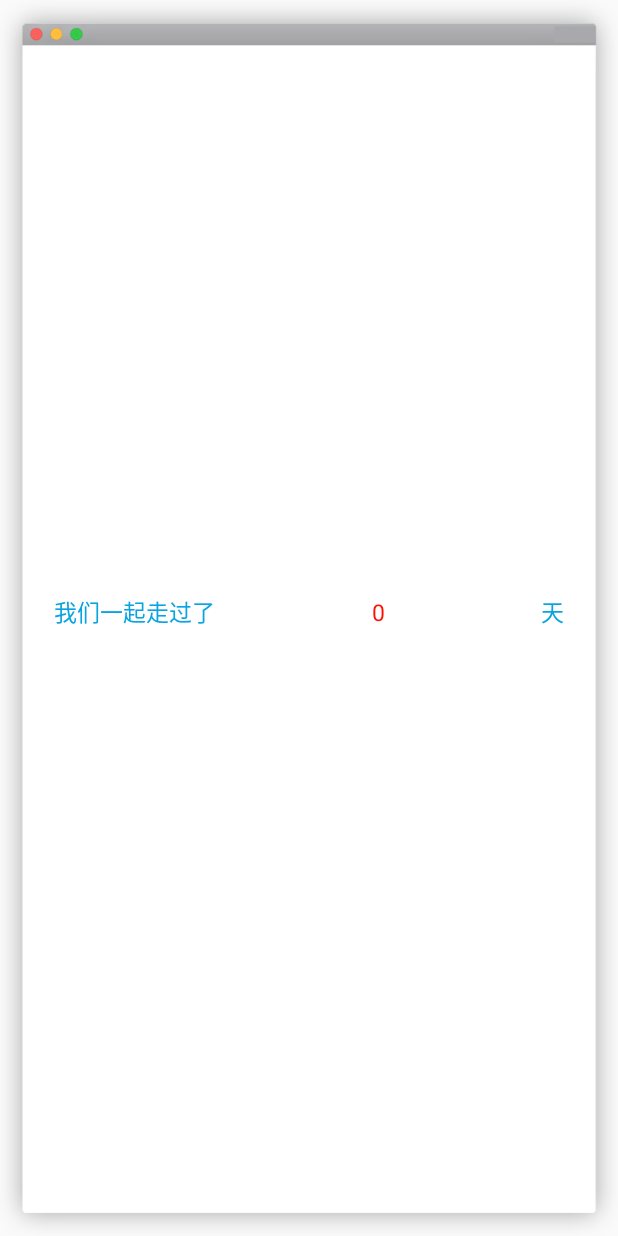
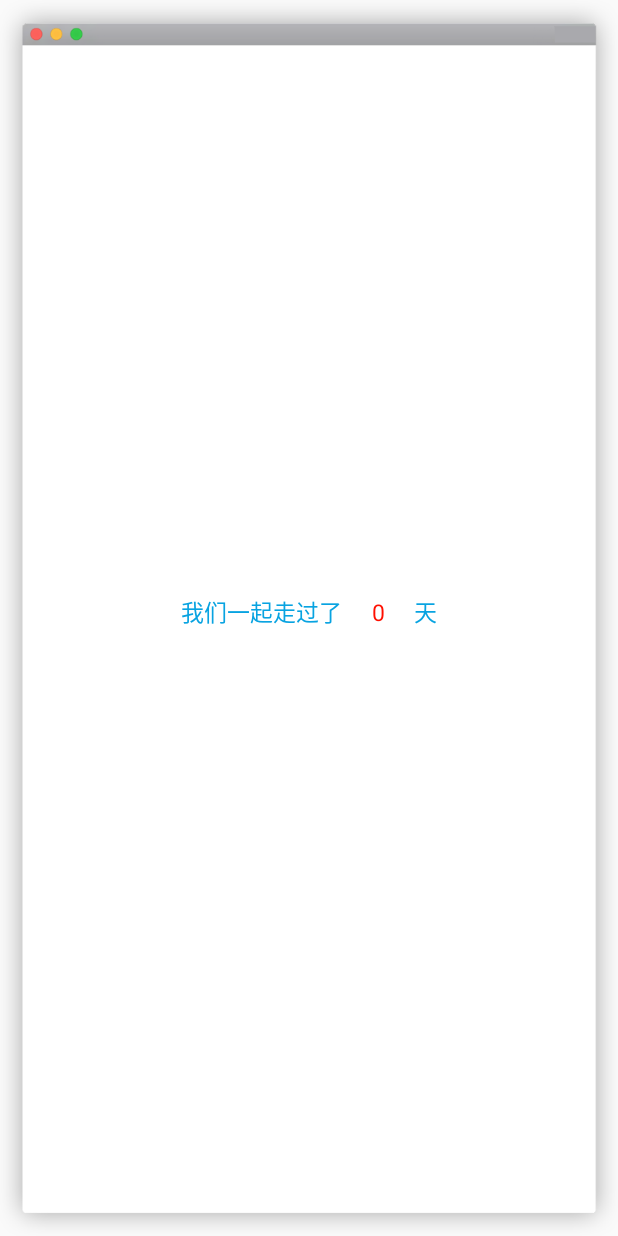
Before and after one commit to whywilson/WK, an Android app: the layout activity_love_counter.xml on its own in the app's theme, with its tools: preview values and no code run, on a phone screen of 412 x 824 dp. Run offline under Robolectric (Android 15) with nearby library versions, the light colour scheme and no system bars.

Commit message:
修改天数padding

```diff
--- a/app/src/main/res/layout/activity_love_counter.xml
+++ b/app/src/main/res/layout/activity_love_counter.xml
@@ -15,7 +15,8 @@
 		android:layout_height="wrap_content"
 		android:layout_width="match_parent"
 		android:orientation="horizontal"
-		android:id="@+id/ll_togetherDays">
+		android:id="@+id/ll_togetherDays"
+		android:gravity="center">
 
 		<TextView
 			android:id="@+id/tv_WeHaveBeen"
@@ -30,7 +31,7 @@
 
 		<TextView
 			android:id="@+id/daysTextView"
-			android:layout_width="0dp"
+			android:layout_width="wrap_content"
 			android:layout_height="48dp"
 			android:gravity="center"
 			android:text="0"
@@ -38,7 +39,7 @@
 			android:textSize="15sp"
 			android:paddingLeft="8dp"
 			android:paddingRight="8dp"
-			android:layout_weight="1.0"/>
+			android:minWidth="48dp"/>
 
 		<TextView
 			android:id="@+id/tv_Days"
```
